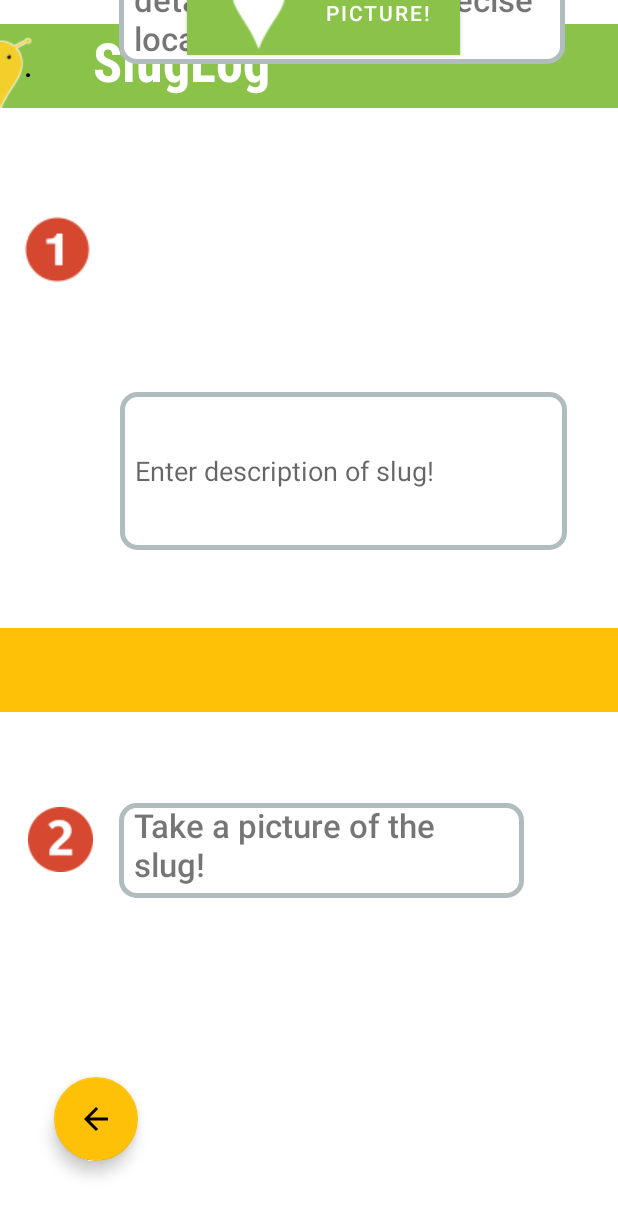
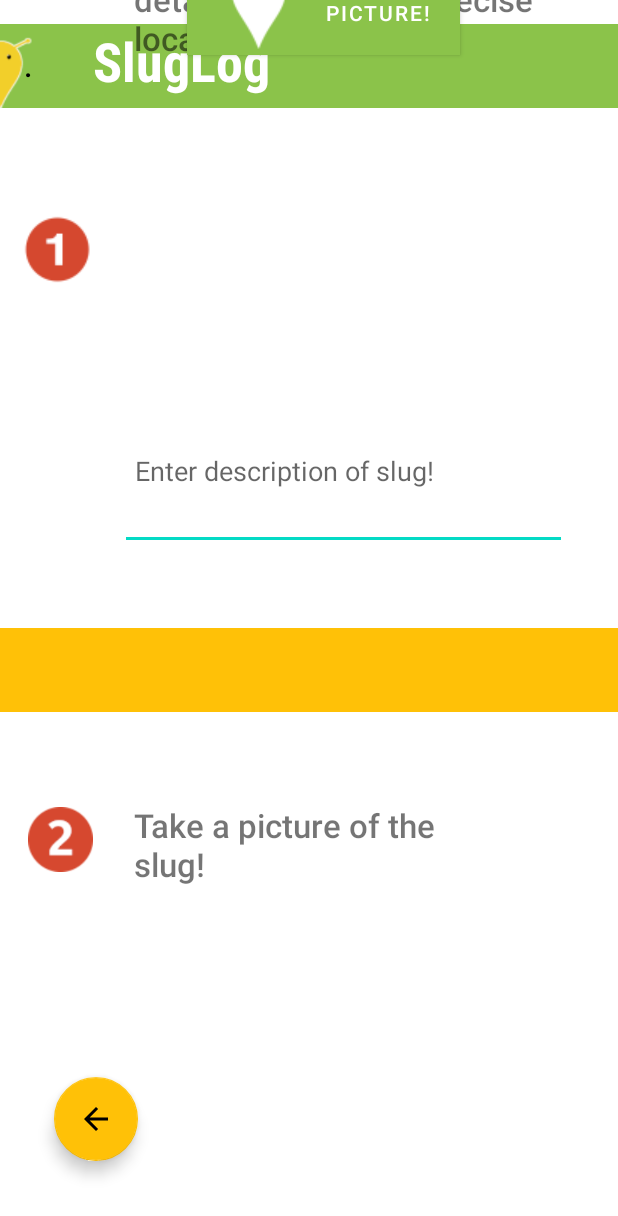
Before and after one commit to Clarencemeo/Slug, an Android app: the activity_uio screen opened directly, with no data from a screen before it, on a phone screen of 412 x 824 dp. Shown: the top 1216 px of the screen. Run offline under Robolectric (Android 15) with nearby library versions, the phone set to English and light mode, and no system bars.

Commit message:
Delete borders

```diff
--- a/app/src/main/res/layout/activity_confirmationscreen.xml
+++ b/app/src/main/res/layout/activity_confirmationscreen.xml
@@ -111,7 +111,6 @@
         android:id="@+id/textView5"
         android:layout_width="274dp"
         android:layout_height="63dp"
-        android:background="@drawable/layout_bg"
         android:fontFamily="sans-serif-medium"
         android:paddingLeft="10dp"
         android:paddingRight="10dp"
@@ -128,7 +127,6 @@
         android:id="@+id/textConf"
         android:layout_width="340dp"
         android:layout_height="83dp"
-        android:background="@drawable/layout_bg"
         android:paddingLeft="10dp"
         android:textSize="24sp"
         app:layout_constraintBottom_toBottomOf="@+id/include3"
@@ -143,7 +141,6 @@
         android:id="@+id/confirmationImage"
         android:layout_width="240dp"
         android:layout_height="171dp"
-        android:background="@drawable/layout_bg"
         app:layout_constraintBottom_toBottomOf="parent"
         app:layout_constraintEnd_toEndOf="parent"
         app:layout_constraintHorizontal_bias="0.181"
@@ -156,7 +153,6 @@
         android:id="@+id/textView6"
         android:layout_width="274dp"
         android:layout_height="43dp"
-        android:background="@drawable/layout_bg"
         android:paddingLeft="10dp"
         android:text="You took this picture:"
         android:fontFamily="sans-serif-medium"
--- a/app/src/main/res/layout/activity_uio.xml
+++ b/app/src/main/res/layout/activity_uio.xml
@@ -104,7 +104,6 @@
         android:id="@+id/textInputEditText"
         android:layout_width="298dp"
         android:layout_height="105dp"
-        android:background="@drawable/layout_bg"
         android:hint="@string/EnterDesc"
         android:maxLength="175"
         android:maxLines="5"
@@ -148,8 +147,6 @@
         android:id="@+id/textView2"
         android:layout_width="297dp"
         android:layout_height="84dp"
-        android:autoText="false"
-        android:background="@drawable/layout_bg"
         android:paddingLeft="10dp"
         android:paddingRight="10dp"
         android:text="Enter in any additional details, such as the precise location."
@@ -166,7 +163,6 @@
         android:id="@+id/textView7"
         android:layout_width="270dp"
         android:layout_height="63dp"
-        android:background="@drawable/layout_bg"
         android:paddingLeft="10dp"
         android:paddingRight="10dp"
         android:text="Take a picture of the slug!"
```
Also changed, not shown: app/src/main/res/layout/activity_firstscreen_activity.xml (+3 -4 lines).
